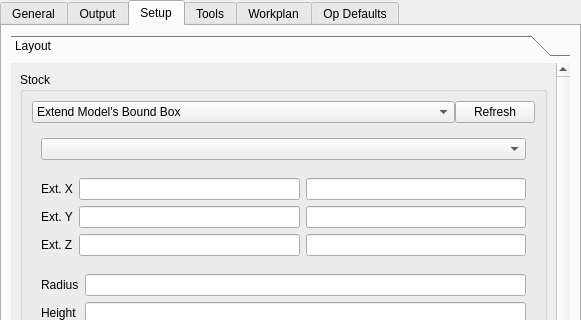
This is src/Mod/Path/Gui/Resources/panels/PathEdit.ui in southseact-3d/fcd as Qt 5 draws it before an edit; both pictures show x 0 to 581 and y 0 to 320 of the 581 by 785 pixel window. The edited form follows.
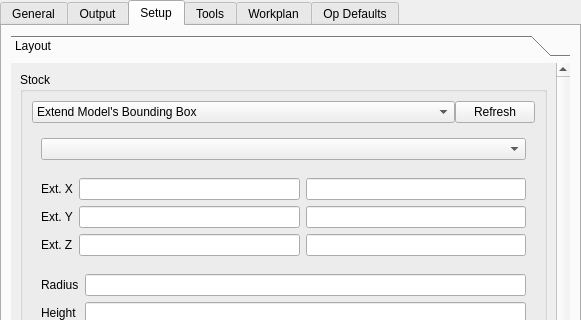
This is the edited form. The open tabs and pages were chosen to show the change. Icons and pictures are not drawn. Custom widgets are drawn as their Qt base class.

Commit message: Path: Unify use of 'bounding box' terminology

What changed in the file:
```diff
--- a/src/Mod/Path/Gui/Resources/panels/PathEdit.ui
+++ b/src/Mod/Path/Gui/Resources/panels/PathEdit.ui
@@ -448,7 +448,7 @@
                </item>
                <item>
                 <property name="text">
-                 <string>Extend Model's Bound Box</string>
+                 <string>Extend Model's Bounding Box</string>
                 </property>
                </item>
                <item>
```
The commit also changes 7 other files.
